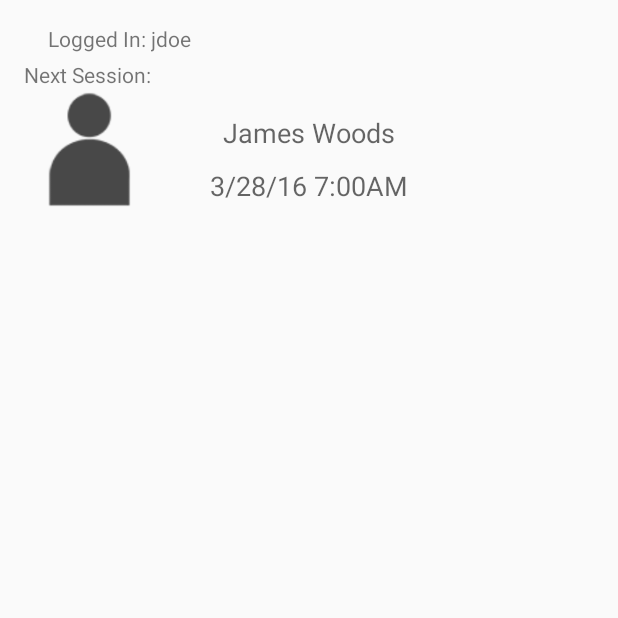
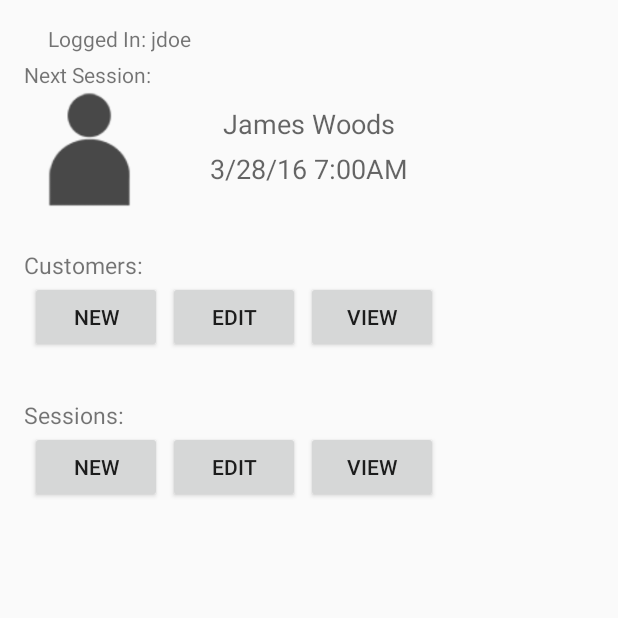
Before and after one commit to Jwood311/Lean-Customer-Management, an Android app: the screen it shows after launch (Home), on a phone screen of 412 x 824 dp, the top half of it. Run offline under Robolectric (Android 15) with nearby library versions, the phone set to English and light mode, and no system bars.

Commit message:
Layout Cleanup

```diff
--- /dev/null
+++ b/LeanClientManagement/app/src/main/java/com/bignerdranch/android/leanclientmanagement/CusotmerOptionFragment.java
@@ -0,0 +1,20 @@
+package com.bignerdranch.android.leanclientmanagement;
+
+import android.os.Bundle;
+import android.support.v4.app.Fragment;
+import android.view.LayoutInflater;
+import android.view.View;
+import android.view.ViewGroup;
+
+/**
+ * Created by Josh on 4/8/2016.
+ */
+public class CusotmerOptionFragment extends Fragment {
+
+    @Override
+    public View onCreateView(LayoutInflater inflater, ViewGroup container,
+                             Bundle savedInstanceState) {
+        // Inflate the layout for this fragment
+        return inflater.inflate(R.layout.fragment_customer_option, container, false);
+    }
+}
--- a/LeanClientManagement/app/src/main/java/com/bignerdranch/android/leanclientmanagement/Home.java
+++ b/LeanClientManagement/app/src/main/java/com/bignerdranch/android/leanclientmanagement/Home.java
@@ -24,14 +24,24 @@ public class Home extends FragmentActivity{
             }
 
             LoggedInFragment loggedFragment = new LoggedInFragment();
+            CusotmerOptionFragment customerOptionFragment = new CusotmerOptionFragment();
+            SessionOptionFragment sessionOptionFragment = new SessionOptionFragment();
 
-            // In case this activity was started with special instructions from an
-            // Intent, pass the Intent's extras to the fragment as arguments
+
             loggedFragment.setArguments(getIntent().getExtras());
 
-            // Add the fragment to the 'fragment_container' FrameLayout
             getSupportFragmentManager().beginTransaction()
                     .add(R.id.fragment_container, loggedFragment).commit();
+
+            customerOptionFragment.setArguments(getIntent().getExtras());
+
+            getSupportFragmentManager().beginTransaction()
+                    .add(R.id.customer_container, customerOptionFragment).commit();
+
+            sessionOptionFragment.setArguments(getIntent().getExtras());
+
+            getSupportFragmentManager().beginTransaction()
+                    .add(R.id.session_container, sessionOptionFragment).commit();
         }
 
 
--- /dev/null
+++ b/LeanClientManagement/app/src/main/java/com/bignerdranch/android/leanclientmanagement/SessionOptionFragment.java
@@ -0,0 +1,19 @@
+package com.bignerdranch.android.leanclientmanagement;
+
+import android.os.Bundle;
+import android.support.v4.app.Fragment;
+import android.view.LayoutInflater;
+import android.view.View;
+import android.view.ViewGroup;
+
+/**
+ * Created by Josh on 4/8/2016.
+ */
+public class SessionOptionFragment  extends Fragment{
+    @Override
+    public View onCreateView(LayoutInflater inflater, ViewGroup container,
+                             Bundle savedInstanceState) {
+        // Inflate the layout for this fragment
+        return inflater.inflate(R.layout.fragment_session_option, container, false);
+    }
+}
--- a/LeanClientManagement/app/src/main/res/layout/activity_home.xml
+++ b/LeanClientManagement/app/src/main/res/layout/activity_home.xml
@@ -15,19 +15,26 @@
         android:layout_width="match_parent"
         android:layout_height="wrap_content">
 
+    </FrameLayout>
+
+    <FrameLayout
+        android:layout_width="match_parent"
+        android:layout_height="wrap_content"
+        android:layout_marginTop="24dp">
+
         <TextView
             android:layout_width="wrap_content"
             android:layout_height="wrap_content"
             android:text="Next Session: "
             android:id="@+id/textView"
-            android:layout_marginTop="24dp"/>
+            android:layout_marginTop="0dp"/>
 
         <ImageView
             android:layout_width="88dp"
             android:layout_height="88dp"
             android:id="@+id/imageView"
             android:src="@drawable/profile"
-            android:layout_marginTop="40dp"/>
+            android:layout_marginTop="16dp"/>
 
         <TextView
             android:layout_width="wrap_content"
@@ -36,7 +43,7 @@
             android:text="James Woods"
             android:id="@+id/textView2"
             android:layout_gravity="center_horizontal|top"
-            android:layout_marginTop="60dp"/>
+            android:layout_marginTop="30dp"/>
 
         <TextView
             android:layout_width="wrap_content"
@@ -45,8 +52,22 @@
             android:text="3/28/16 7:00AM"
             android:id="@+id/textView3"
             android:layout_gravity="center_horizontal|top"
-            android:layout_marginTop="95dp"/>
+            android:layout_marginTop="60dp"/>
+
+    </FrameLayout>
+    <FrameLayout xmlns:android="http://schemas.android.com/apk/res/android"
+                 android:id="@+id/customer_container"
+                 android:layout_width="match_parent"
+                 android:layout_height="wrap_content"
+                 android:layout_marginTop="150dp">
+
+    </FrameLayout>
+    <FrameLayout xmlns:android="http://schemas.android.com/apk/res/android"
+                 android:id="@+id/session_container"
+                 android:layout_width="match_parent"
+                 android:layout_height="wrap_content"
+                 android:layout_marginTop="250dp">
+
     </FrameLayout>
 
-
 </RelativeLayout>
--- /dev/null
+++ b/LeanClientManagement/app/src/main/res/layout/fragment_customer_option.xml
@@ -0,0 +1,41 @@
+<?xml version="1.0" encoding="utf-8"?>
+<LinearLayout xmlns:android="http://schemas.android.com/apk/res/android"
+              android:orientation="vertical"
+              android:layout_width="match_parent"
+              android:layout_height="match_parent">
+
+    <TextView
+        android:layout_width="wrap_content"
+        android:layout_height="wrap_content"
+        android:text="Customers:"
+        android:id="@+id/textView4"
+        android:textSize="15dp"/>
+
+    <LinearLayout
+        android:orientation="horizontal"
+        android:layout_width="match_parent"
+        android:layout_height="wrap_content">
+
+        <Button
+            android:layout_width="wrap_content"
+            android:layout_height="wrap_content"
+            android:text="New"
+            android:id="@+id/button"
+            android:layout_marginLeft="4dp"/>
+
+        <Button
+            android:layout_width="wrap_content"
+            android:layout_height="wrap_content"
+            android:text="Edit"
+            android:id="@+id/button2"
+            android:layout_marginLeft="4dp"/>
+
+        <Button
+            android:layout_width="wrap_content"
+            android:layout_height="wrap_content"
+            android:text="View"
+            android:id="@+id/button3"
+            android:layout_marginLeft="4dp"/>
+    </LinearLayout>
+
+</LinearLayout>
--- /dev/null
+++ b/LeanClientManagement/app/src/main/res/layout/fragment_session_option.xml
@@ -0,0 +1,41 @@
+<?xml version="1.0" encoding="utf-8"?>
+<LinearLayout xmlns:android="http://schemas.android.com/apk/res/android"
+              android:orientation="vertical"
+              android:layout_width="match_parent"
+              android:layout_height="match_parent">
+
+    <TextView
+        android:layout_width="wrap_content"
+        android:layout_height="wrap_content"
+        android:text="Sessions:"
+        android:id="@+id/textView5"
+        android:textSize="15dp"/>
+
+    <LinearLayout
+        android:orientation="horizontal"
+        android:layout_width="match_parent"
+        android:layout_height="wrap_content">
+
+        <Button
+            android:layout_width="wrap_content"
+            android:layout_height="wrap_content"
+            android:text="New"
+            android:id="@+id/button"
+            android:layout_marginLeft="4dp"/>
+
+        <Button
+            android:layout_width="wrap_content"
+            android:layout_height="wrap_content"
+            android:text="Edit"
+            android:id="@+id/button2"
+            android:layout_marginLeft="4dp"/>
+
+        <Button
+            android:layout_width="wrap_content"
+            android:layout_height="wrap_content"
+            android:text="View"
+            android:id="@+id/button3"
+            android:layout_marginLeft="4dp"/>
+    </LinearLayout>
+
+</LinearLayout>
```
